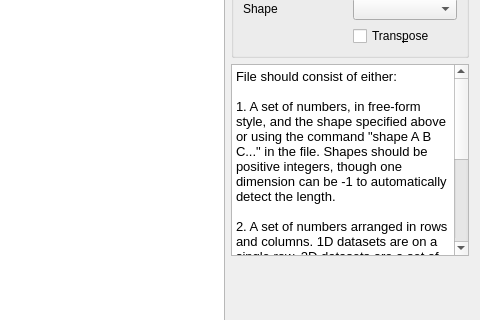
First picture: the form in ui/import_nd.ui, repository veusz/veusz, before the edit; both pictures show x 143 to 623 and y 174 to 494 of the 623 by 646 pixel window.
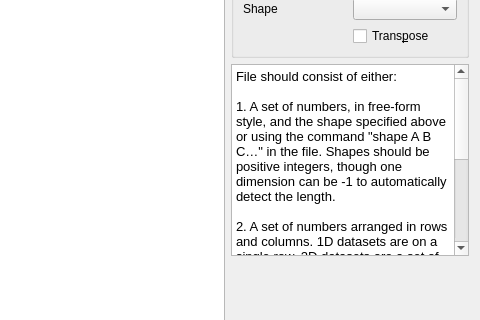
Second picture: the form after the edit. Custom widgets are drawn as their Qt base class.

Commit message: Move from using ... to …

The edit to the form file:
```diff
--- a/ui/import_nd.ui
+++ b/ui/import_nd.ui
@@ -136,7 +136,7 @@
 &lt;/style&gt;&lt;/head&gt;&lt;body style=&quot; font-family:'Oxygen-Sans'; font-size:10pt; font-weight:400; font-style:normal;&quot;&gt;
 &lt;p style=&quot; margin-top:0px; margin-bottom:0px; margin-left:0px; margin-right:0px; -qt-block-indent:0; text-indent:0px;&quot;&gt;File should consist of either:&lt;/p&gt;
 &lt;p style=&quot;-qt-paragraph-type:empty; margin-top:0px; margin-bottom:0px; margin-left:0px; margin-right:0px; -qt-block-indent:0; text-indent:0px;&quot;&gt;&lt;br /&gt;&lt;/p&gt;
-&lt;p style=&quot; margin-top:0px; margin-bottom:0px; margin-left:0px; margin-right:0px; -qt-block-indent:0; text-indent:0px;&quot;&gt;1. A set of numbers, in free-form style, and the shape specified above or using the command &amp;quot;shape A B C...&amp;quot; in the file. Shapes should be positive integers, though one dimension can be -1 to automatically detect the length.&lt;/p&gt;
+&lt;p style=&quot; margin-top:0px; margin-bottom:0px; margin-left:0px; margin-right:0px; -qt-block-indent:0; text-indent:0px;&quot;&gt;1. A set of numbers, in free-form style, and the shape specified above or using the command &amp;quot;shape A B C…&amp;quot; in the file. Shapes should be positive integers, though one dimension can be -1 to automatically detect the length.&lt;/p&gt;
 &lt;p style=&quot;-qt-paragraph-type:empty; margin-top:0px; margin-bottom:0px; margin-left:0px; margin-right:0px; -qt-block-indent:0; text-indent:0px;&quot;&gt;&lt;br /&gt;&lt;/p&gt;
 &lt;p style=&quot; margin-top:0px; margin-bottom:0px; margin-left:0px; margin-right:0px; -qt-block-indent:0; text-indent:0px;&quot;&gt;2. A set of numbers arranged in rows and columns. 1D datasets are on a single row, 2D datasets are a set of 1D rows, 3D as a set of 2D datasets separated by blank rows, 4D as a set of 3D datasets separated by two blank rows, etc.&lt;/p&gt;
 &lt;p style=&quot;-qt-paragraph-type:empty; margin-top:0px; margin-bottom:0px; margin-left:0px; margin-right:0px; -qt-block-indent:0; text-indent:0px;&quot;&gt;&lt;br /&gt;&lt;/p&gt;
```
The commit also changes 17 other files.
